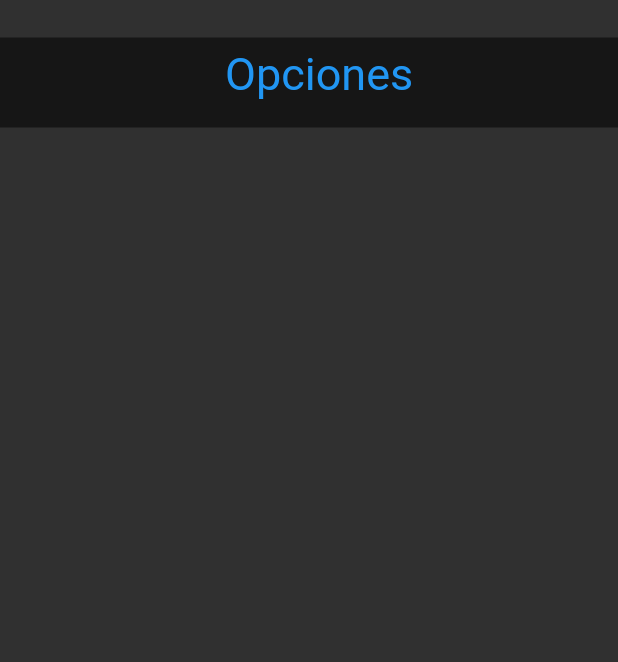
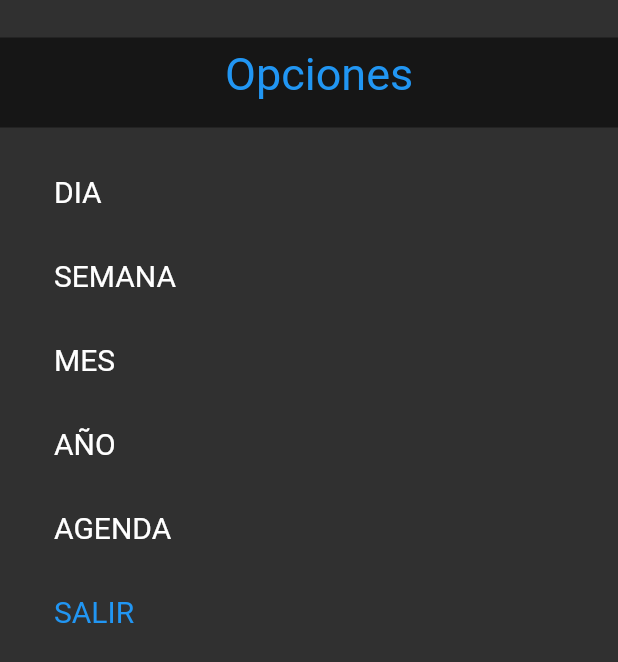
Before and after one commit to gabmisme/Miproyecto-flutter-recordatorio, a Flutter app: the screen it shows after launch, after a tap on "MENU", on a phone screen of 412 x 824 dp. Shown: the top 662 px of the screen. Run offline on Flutter 3.47's test engine with Material 2 defaults, Android fonts, the phone set to English and light mode, and no system bars.

Commit message:
lista de opciones

```diff
--- a/lib/ventanas/PanelDesplegable.dart
+++ b/lib/ventanas/PanelDesplegable.dart
@@ -45,6 +45,73 @@ class MyDrawer extends StatelessWidget{
             ),
             /******************fin-de-decoradores*******************/
 
+            /*************************menu******************************/
+            //menu-lista desplegable
+            Positioned(
+              left:20.0,
+              right:25.0,
+              top:100.0,
+              child: SizedBox(
+                width:400.0,
+                height:600.0,
+                child: Container(
+                  /*****************listadetexto***********************/
+                  child: ListView(
+                    //padding: EdgeInsets.zero,
+                    children: <Widget>[
+                      /*
+                          new DrawerHeader(
+                          child: Text('OPCIONES',style: TextStyle(fontSize:20.0,color:Colors.black),),
+                          decoration: BoxDecoration(
+                            color: Colors.blue,
+                          ),
+                           ),
+                        */
+                      ListTile(
+                        title: Text('DIA',style: TextStyle(color:Colors.white,fontSize:20.0),),
+                        onTap:(){},
+                      ),
+                      ListTile(
+                        title: Text('SEMANA',style: TextStyle(color:Colors.white,fontSize:20.0),),
+                        onTap:(){},
+                      ),
+                      ListTile(
+                        title: Text('MES',style: TextStyle(color:Colors.white,fontSize:20.0),),
+                        onTap:(){},
+                      ),
+                      ListTile(
+                        title: Text('AÑO',style: TextStyle(color:Colors.white,fontSize:20.0),),
+                        onTap:(){},
+                      ),
+                      ListTile(
+                        title: Text('AGENDA',style: TextStyle(color:Colors.white,fontSize:20.0),),
+                        onTap:(){
+                          Navigator.push(context,
+                            MaterialPageRoute(builder:
+                                (context)=>SecondScreenAgenda()),);
+
+                        },
+                      ),
+
+                      ListTile(
+                        title: Text('SALIR',style: TextStyle(color:Colors.blue,fontSize:20.0),),
+                        onTap:(){Navigator.pop(context);},
+                      ),
+                      /*
+                             Ink(
+                               //color: Colors.blue,
+                               child: new ListTile(title: Text('Linck'),),
+                             ),
+                            */
+                    ],
+                  ),
+                  /*****************finlistadetexto***********************/
+                  /************************************/
+                ),
+              ),
+            ),
+            /*************************menu******************************/
+
           ],
         ),
       ),
```
